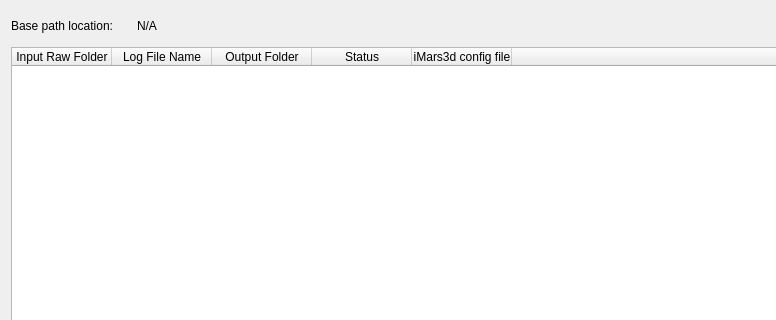
Old version of the form rockit_autoreconstruction_ui/ui/history.ui in the repository ornlneutronimaging/rockit_autoreconstruction_ui; both pictures show x 0 to 776 and y 0 to 320 of the 1233 by 666 pixel window.
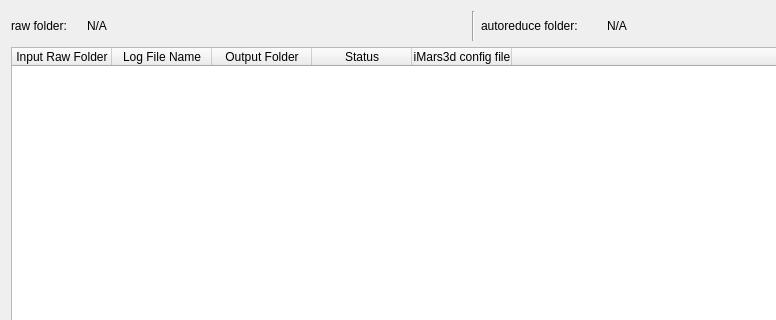
New version of the form.

Commit message: raw and autoreduce folder

```diff
--- a/rockit_autoreconstruction_ui/ui/history.ui
+++ b/rockit_autoreconstruction_ui/ui/history.ui
@@ -23,18 +23,45 @@
       <widget class="QLabel" name="label_2">
        <property name="minimumSize">
         <size>
-         <width>120</width>
+         <width>70</width>
          <height>0</height>
         </size>
        </property>
        <property name="maximumSize">
         <size>
+         <width>70</width>
+         <height>16777215</height>
+        </size>
+       </property>
+       <property name="text">
+        <string>raw folder:</string>
+       </property>
+      </widget>
+     </item>
+     <item>
+      <widget class="QLabel" name="raw_folder">
+       <property name="text">
+        <string>N/A</string>
+       </property>
+      </widget>
+     </item>
+     <item>
+      <widget class="Line" name="line_2">
+       <property name="orientation">
+        <enum>Qt::Vertical</enum>
+       </property>
+      </widget>
+     </item>
+     <item>
+      <widget class="QLabel" name="label_3">
+       <property name="maximumSize">
+        <size>
          <width>120</width>
          <height>16777215</height>
         </size>
        </property>
        <property name="text">
-        <string>Base path location:</string>
+        <string>autoreduce folder:</string>
        </property>
       </widget>
      </item>
```
Left out of the diff: 2 changed lines with no effect on the pictures.
